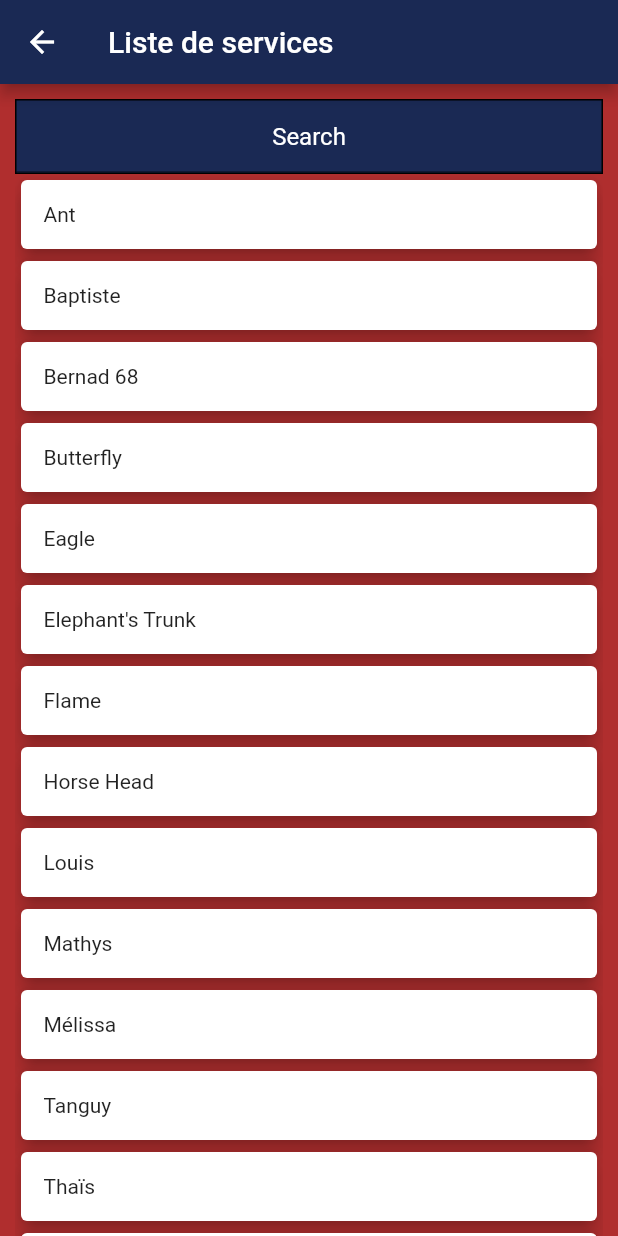
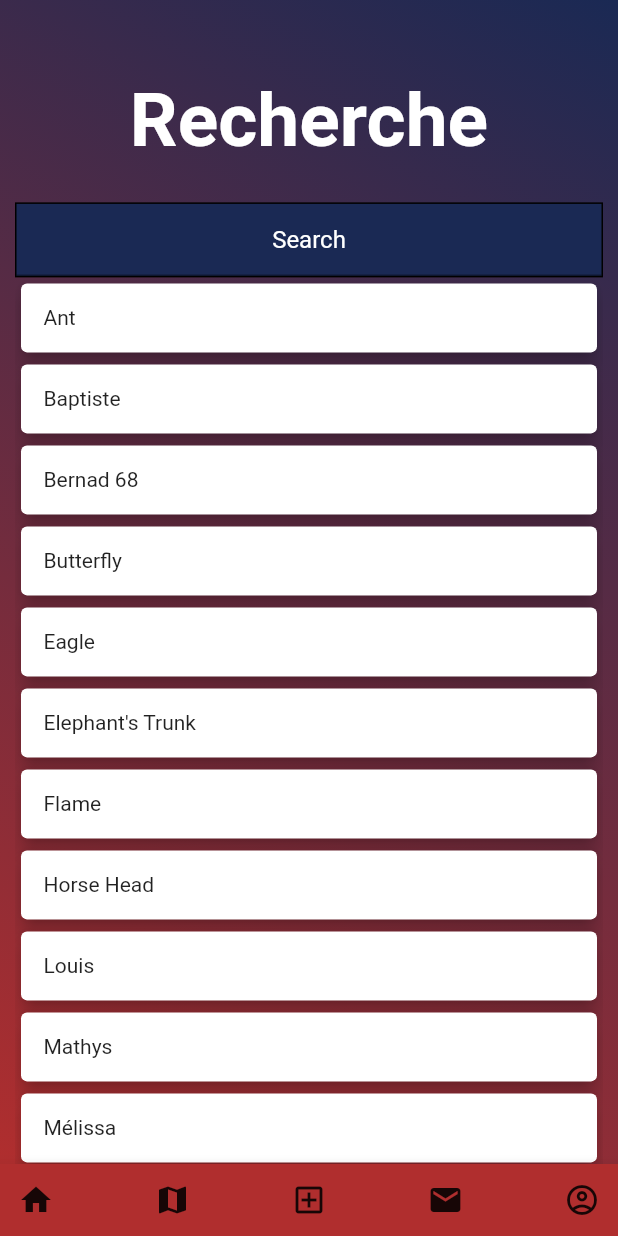
Before and after one commit to LeBonFrancais/app_le_bon_francais, a Flutter app: the ResearchScreen screen opened directly, on a phone screen of 412 x 824 dp. Run offline on Flutter 3.47's test engine with Material 2 defaults, Android fonts, the light colour scheme and no system bars; our stand-ins replace fluttertoast, google_maps_flutter, rflutter_alert, webview_flutter; network calls fail.

Commit message:
Sxrceen add service : Add - Graphic restore

```diff
--- a/lib/main.dart
+++ b/lib/main.dart
@@ -29,8 +29,9 @@ class _MyAppState extends State<MyApp> {
         '/SplashScreen': (context) => const SplashScreen(),
         '/': (context) => const HomeScreen(),
         'MapScreen': (context) => const MapScreen(),
-        'ResearchScreen': (context) => const ResearchScreen(),
+        'NewService': (context) => const NewService(),
         'MailScreen': (context) => const MailScreen(),
+        'WebViewApp': (context) => const WebViewApp(),
         //Condition si connecté
         'ProfilePage': (context) => const ProfilePage(),
         //Condition si non connecté
--- a/lib/screens/research.dart
+++ b/lib/screens/research.dart
@@ -1,4 +1,7 @@
+// This screen is an example for a research
+
 import 'package:app_le_bon_francais/pallete.dart';
+import 'package:app_le_bon_francais/widgets/widgets.dart';
 import 'package:flutter/material.dart';
 
 class ResearchScreen extends StatefulWidget {
@@ -64,26 +67,56 @@ class _ResearchScreenState extends State<ResearchScreen> {
 //Build our Home widget
   @override
   Widget build(BuildContext context) {
+    Size size = MediaQuery.of(context).size;
     return Scaffold(
-      appBar: AppBar(
-        title: const Text("Liste de services"),
+        bottomNavigationBar: const BtmAppBar(),
+        body: Container(
+          decoration: const BoxDecoration(
+            gradient: LinearGradient(
+              begin: Alignment.topRight,
+              end: Alignment.bottomLeft,
+              colors: [
+                Palette.darkBlue,
+                Palette.redDark,
+              ],
             ),
-      backgroundColor: Palette.redDark,
-      body: Container(
+          ),
+          alignment: Alignment.center,
+          child: Container(
             margin: const EdgeInsets.only(left: 10.0, right: 10.0, top: 10.0),
             child: Column(
               children: <Widget>[
-            _createSearchView(),
+                Padding(
+                  padding: EdgeInsets.only(top: size.height * 0.05),
+                  child: _titre(context),
+                ),
+                _createSearchView(context),
                 _firstSearch ? _createListView() : _performSearch()
               ],
             ),
           ),
+        ));
+  }
+
+  Widget _titre(BuildContext context) {
+    return const Flexible(
+      child: Center(
+        child: Text(
+          'Recherche',
+          style: TextStyle(
+              color: Colors.white, fontSize: 50, fontWeight: FontWeight.bold),
+        ),
+      ),
     );
   }
+
   //Create a SearchView
-  Widget _createSearchView() {
+  Widget _createSearchView(BuildContext context) {
+    Size size = MediaQuery.of(context).size;
     return Container(
-      decoration: BoxDecoration(border: Border.all(width: 1.0),color: Palette.darkBlue),
+      decoration: BoxDecoration(
+          border: Border.all(width: 1.0), color: Palette.darkBlue),
+      margin: EdgeInsets.only(top: size.height * 0.03),
       child: TextField(
         cursorColor: Colors.white,
         controller: _searchview,
@@ -96,6 +129,7 @@ class _ResearchScreenState extends State<ResearchScreen> {
       ),
     );
   }
+
   //Create a ListView widget
   Widget _createListView() {
     return Flexible(
@@ -113,6 +147,7 @@ class _ResearchScreenState extends State<ResearchScreen> {
           }),
     );
   }
+
   //Perform actual search
   Widget _performSearch() {
     _filterList = <String>[];
@@ -125,6 +160,7 @@ class _ResearchScreenState extends State<ResearchScreen> {
     }
     return _createFilteredListView();
   }
+
   //Create the Filtered ListView
   Widget _createFilteredListView() {
     return Flexible(
--- a/lib/screens/screens.dart
+++ b/lib/screens/screens.dart
@@ -7,3 +7,5 @@ export 'research.dart';
 export 'mail_screen.dart';
 export 'profil_page.dart';
 export 'splash_screen.dart';
+export 'service_web_screen.dart';
+export 'new_service_screen.dart';
--- a/lib/widgets/background_image.dart
+++ b/lib/widgets/background_image.dart
@@ -1,5 +1,4 @@
 import 'package:flutter/material.dart';
-
 
 class BackgroundImage extends StatelessWidget {
   const BackgroundImage({
@@ -23,7 +22,8 @@ class BackgroundImage extends StatelessWidget {
           image: DecorationImage(
             image: AssetImage(image!),
             fit: BoxFit.cover,
-            colorFilter: const ColorFilter.mode(Colors.black54, BlendMode.darken),
+            colorFilter:
+                const ColorFilter.mode(Colors.black54, BlendMode.darken),
           ),
         ),
       ),
--- a/lib/widgets/btmappbar.dart
+++ b/lib/widgets/btmappbar.dart
@@ -14,30 +14,39 @@ class BtmAppBar extends StatelessWidget {
         mainAxisSize: MainAxisSize.max,
         mainAxisAlignment: MainAxisAlignment.spaceBetween,
         children: <Widget>[
-          IconButton(icon: const Icon(Icons.home),
+          IconButton(
+            icon: const Icon(Icons.home),
             onPressed: () {
               Navigator.pushNamed(context, '/');
-            },),
-          IconButton(icon: const Icon(Icons.search), onPressed: () {
-            Navigator.pushNamed(context, 'ResearchScreen');
-          },),
-          IconButton(icon: const Icon(Icons.map), onPressed: () {
-            Navigator.pushNamed(context, 'MapScreen');
-          },),
+            },
+          ),
           IconButton(
-            icon: const Icon(Icons.mail),
+            icon: const Icon(Icons.map),
+            onPressed: () {
+              Navigator.pushNamed(context, 'MapScreen');
+            },
+          ),
+          IconButton(
+            icon: const Icon(Icons.add_box_outlined),
+            onPressed: () {
+              Navigator.pushNamed(context, 'NewService');
+            },
+          ),
+          IconButton(
+              icon: const Icon(Icons.mail),
               onPressed: () {
                 launchEmail(
                   toEmail: 'lebonfrancais.service@gmail.com',
                   subject: '',
                   message: '',
                 );
-              }
-            ),
+              }),
           IconButton(
-            icon: const Icon(Icons.account_circle_outlined), onPressed: () {
-            Navigator.pushNamed(context, 'LoginScreen');
-          },),
+            icon: const Icon(Icons.account_circle_outlined),
+            onPressed: () {
+              Navigator.pushNamed(context, 'LoginScreen');
+            },
+          ),
         ],
       ),
     );
@@ -48,10 +57,9 @@ class BtmAppBar extends StatelessWidget {
     required String subject,
     required String message,
   }) async {
-    final url =
-        'mailto:$toEmail';
+    final url = 'mailto:$toEmail';
 
-    if (await canLaunch(url)){
+    if (await canLaunch(url)) {
       await launch(
         url,
       );
--- a/lib/widgets/card.dart
+++ b/lib/widgets/card.dart
@@ -10,7 +10,7 @@ class CardWidget {
     required this.nom,
     required this.prenom,
     required this.numDep,
-  }) ;
+  });
 
   final int idService;
   final String libelle;
```
Also changed, not shown: lib/screens/home.dart (+28 -14 lines), lib/screens/mail_screen.dart (+5 -12 lines), lib/screens/map.dart (+5 -9 lines), lib/screens/new_service_screen.dart (added, +38 -0 lines), lib/screens/service_web_screen.dart (added, +23 -0 lines), pubspec.yaml (+5 -4 lines), lib/widgets/password_input.dart (line endings or trailing spaces), lib/widgets/text_field_input.dart (line endings or trailing spaces), lib/widgets/widgets.dart (line endings or trailing spaces), pubspec.lock. Lines whose indentation alone changed are shown as unchanged.
